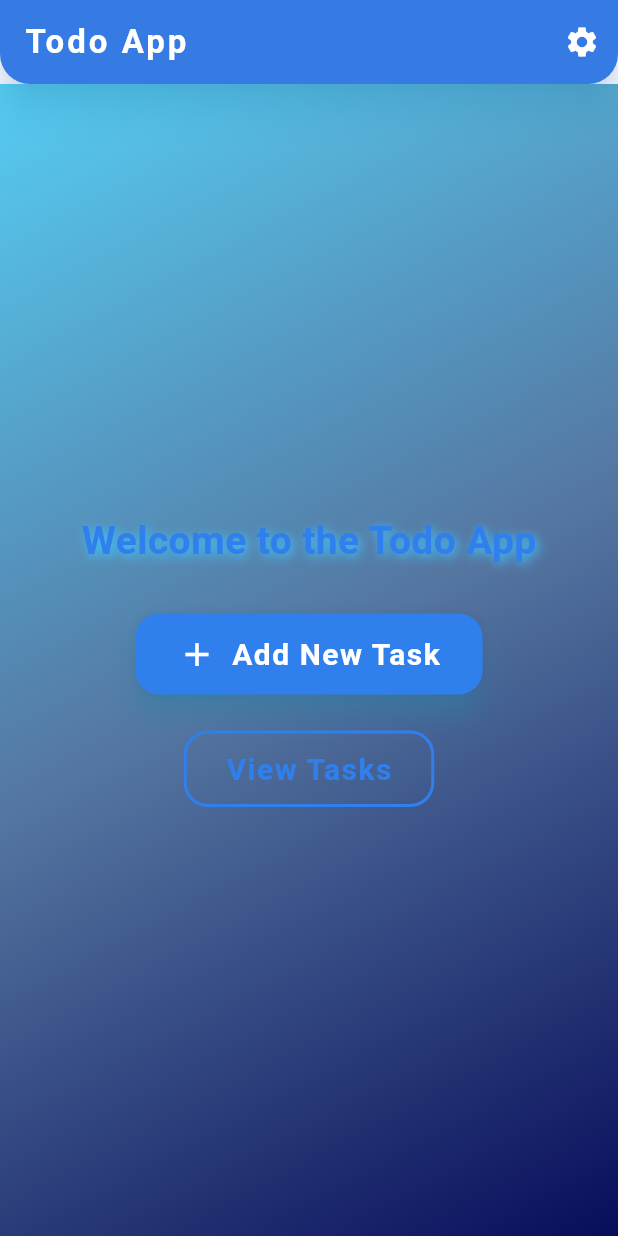
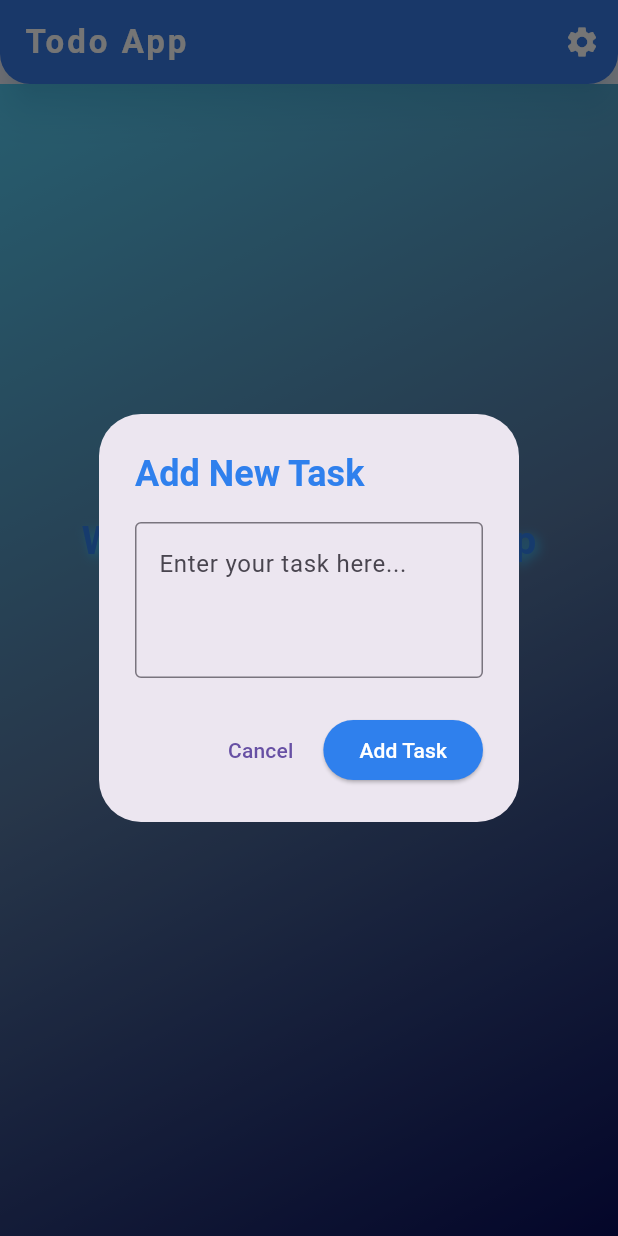
Before and after one commit to ayaosamaramadan/Flutter-TodoList, a Flutter app: the screen it shows after launch, after a tap on "Add New Task", on a phone screen of 412 x 824 dp. Run offline on Flutter 3.47's test engine with Material 3 defaults, Android fonts, the phone set to English and light mode, and no system bars.

Commit message:
Refactor Homepage UI and implement task addition functionality

```diff
--- a/lib/screens/homepage.dart
+++ b/lib/screens/homepage.dart
@@ -8,7 +8,6 @@ class Homepage extends StatefulWidget {
 }
 
 class _HomepageState extends State<Homepage> {
-
   final Gradient backgroundGradient = const LinearGradient(
     colors: [
       Color(0xFF56CCF2),
@@ -18,6 +17,9 @@ class _HomepageState extends State<Homepage> {
     begin: Alignment.topLeft,
     end: Alignment.bottomRight,
   );
+
+  final TextEditingController _taskController = TextEditingController();
+  List<Map<String, dynamic>> tasks = [];
 
   @override
   Widget build(BuildContext context) {
@@ -38,21 +40,14 @@ class _HomepageState extends State<Homepage> {
         shadowColor: Colors.lightBlueAccent.withOpacity(0.5),
         iconTheme: const IconThemeData(color: Colors.white),
         actions: [
-          IconButton(
-            icon: const Icon(Icons.settings),
-            onPressed: () {},
-          ),
+          IconButton(icon: const Icon(Icons.settings), onPressed: () {}),
         ],
         shape: const RoundedRectangleBorder(
-          borderRadius: BorderRadius.vertical(
-            bottom: Radius.circular(20),
-          ),
+          borderRadius: BorderRadius.vertical(bottom: Radius.circular(20)),
         ),
       ),
       body: Container(
-        decoration: BoxDecoration(
-          gradient: backgroundGradient,
-        ),
+        decoration: BoxDecoration(gradient: backgroundGradient),
         child: Center(
           child: Column(
             mainAxisAlignment: MainAxisAlignment.center,
@@ -62,7 +57,7 @@ class _HomepageState extends State<Homepage> {
                 style: TextStyle(
                   fontSize: 26,
                   fontWeight: FontWeight.bold,
-                  color: Color(0xFF2F80ED), // Blue
+                  color: Color(0xFF2F80ED),
                   shadows: [
                     Shadow(
                       blurRadius: 8,
@@ -75,16 +70,25 @@ class _HomepageState extends State<Homepage> {
               const SizedBox(height: 30),
               ElevatedButton(
                 onPressed: () {
-                  // Navigate to the todo list screen
+                  _addTask();
                 },
+                style: ElevatedButton.styleFrom(
+                  padding: const EdgeInsets.symmetric(
+                    horizontal: 28,
+                    vertical: 14,
+                  ),
+                  textStyle: const TextStyle(fontSize: 20),
+                  backgroundColor: const Color(0xFF2F80ED),
+                  shape: RoundedRectangleBorder(
+                    borderRadius: BorderRadius.circular(16),
+                  ),
+                  elevation: 8,
+                  shadowColor: Colors.lightBlueAccent,
+                ),
                 child: Row(
                   mainAxisSize: MainAxisSize.min,
                   children: const [
-                    Icon(
-                      Icons.add,
-                      color: Colors.white,
-                      size: 26,
-                    ),
+                    Icon(Icons.add, color: Colors.white, size: 26),
                     SizedBox(width: 10),
                     Text(
                       'Add New Task',
@@ -96,36 +100,37 @@ class _HomepageState extends State<Homepage> {
                     ),
                   ],
                 ),
-                style: ElevatedButton.styleFrom(
-                  padding: const EdgeInsets.symmetric(horizontal: 28, vertical: 14),
-                  textStyle: const TextStyle(fontSize: 20),
-                  backgroundColor: const Color(0xFF2F80ED), // Blue
-                  shape: RoundedRectangleBorder(
-                    borderRadius: BorderRadius.circular(16),
-                  ),
-                  elevation: 8,
-                  shadowColor: Colors.lightBlueAccent,
-                ),
               ),
               const SizedBox(height: 24),
               OutlinedButton(
                 onPressed: () {
-                  // Another action
+                  _printAllTasks(); // طباعة المهام في الكونسول
                 },
+                style: OutlinedButton.styleFrom(
+                  foregroundColor: const Color.fromARGB(
+                    255,
+                    249,
+                    251,
+                    255,
+                  ), // Blue
+                  side: const BorderSide(
+                    color: Color.fromARGB(255, 255, 255, 255),
+                    width: 2,
+                  ),
+                  padding: const EdgeInsets.symmetric(
+                    horizontal: 28,
+                    vertical: 14,
+                  ),
+                  textStyle: const TextStyle(fontSize: 20),
+                  shape: RoundedRectangleBorder(
+                    borderRadius: BorderRadius.circular(16),
+                  ),
+                ),
                 child: const Text(
                   'View Tasks',
                   style: TextStyle(
                     fontWeight: FontWeight.w600,
                     letterSpacing: 1,
-                  ),
-                ),
-                style: OutlinedButton.styleFrom(
-                  foregroundColor: const Color(0xFF2F80ED), // Blue
-                  side: const BorderSide(color: Color(0xFF2F80ED), width: 2),
-                  padding: const EdgeInsets.symmetric(horizontal: 28, vertical: 14),
-                  textStyle: const TextStyle(fontSize: 20),
-                  shape: RoundedRectangleBorder(
-                    borderRadius: BorderRadius.circular(16),
                   ),
                 ),
               ),
@@ -135,4 +140,109 @@ class _HomepageState extends State<Homepage> {
       ),
     );
   }
+
+  void _addTask() {
+    showDialog(
+      context: context,
+      builder: (BuildContext context) {
+        return AlertDialog(
+          title: const Text(
+            'Add New Task',
+            style: TextStyle(
+              color: Color(0xFF2F80ED),
+              fontWeight: FontWeight.bold,
+            ),
+          ),
+          content: TextField(
+            controller: _taskController,
+            decoration: const InputDecoration(
+              hintText: 'Enter your task here...',
+              border: OutlineInputBorder(),
+              focusedBorder: OutlineInputBorder(
+                borderSide: BorderSide(color: Color(0xFF2F80ED), width: 2),
+              ),
+            ),
+            maxLines: 3,
+          ),
+          actions: [
+            TextButton(
+              onPressed: () {
+                _taskController.clear();
+                Navigator.of(context).pop();
+              },
+              child: const Text('Cancel'),
+            ),
+            ElevatedButton(
+              onPressed: () {
+                if (_taskController.text.trim().isNotEmpty) {
+                  setState(() {
+                    tasks.add({
+                      'id': DateTime.now().millisecondsSinceEpoch,
+                      'title': _taskController.text.trim(),
+                      'isCompleted': false,
+                      'createdAt': DateTime.now(),
+                    });
+                  });
+
+                  // طباعة جميع المهام في الكونسول
+                  print('📝 Total tasks: ${tasks.length}');
+                  print('📋 All tasks:');
+                  for (int i = 0; i < tasks.length; i++) {
+                    print(
+                      '${i + 1}. ${tasks[i]['title']} - Completed: ${tasks[i]['isCompleted']}',
+                    );
+                  }
+                  print('-------------------');
+
+                  _taskController.clear();
+                  Navigator.of(context).pop();
+                  ScaffoldMessenger.of(context).showSnackBar(
+                    const SnackBar(
+                      content: Text('Task added successfully!'),
+                      backgroundColor: Color(0xFF2F80ED),
+                      duration: Duration(seconds: 2),
+                    ),
+                  );
+                }
+              },
+              style: ElevatedButton.styleFrom(
+                backgroundColor: const Color(0xFF2F80ED),
+              ),
+              child: const Text(
+                'Add Task',
+                style: TextStyle(color: Colors.white),
+              ),
+            ),
+          ],
+        );
+      },
+    );
+  }
+
+  // دالة لطباعة جميع المهام
+  void _printAllTasks() {
+    print('\n🔍 === TASKS DEBUG INFO ===');
+    print('📊 Total number of tasks: ${tasks.length}');
+
+    if (tasks.isEmpty) {
+      print('📭 No tasks available');
+    } else {
+      print('📋 Tasks list:');
+      for (int i = 0; i < tasks.length; i++) {
+        var task = tasks[i];
+        String status = task['isCompleted'] ? '✅ Completed' : '⏳ Pending';
+        print('${i + 1}. "${task['title']}" - $status');
+        print('   ID: ${task['id']}');
+        print('   Created: ${task['createdAt']}');
+        print('   --------');
+      }
+    }
+    print('🔍 === END DEBUG INFO ===\n');
+  }
+
+  @override
+  void dispose() {
+    _taskController.dispose();
+    super.dispose();
+  }
 }
```
